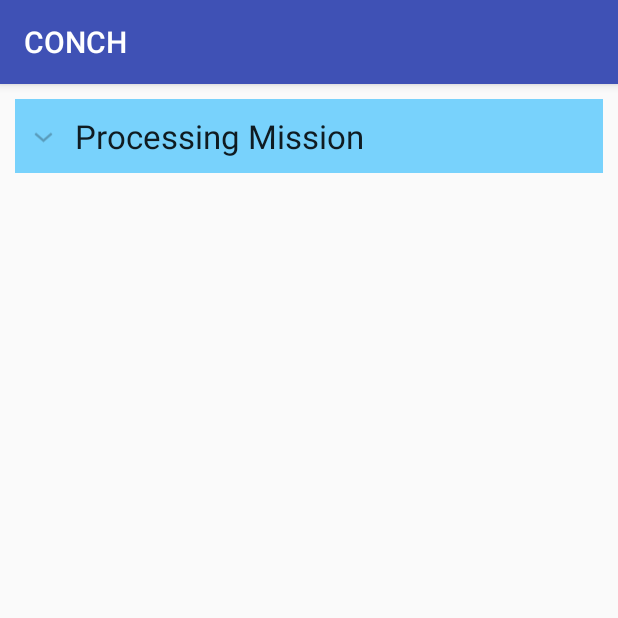
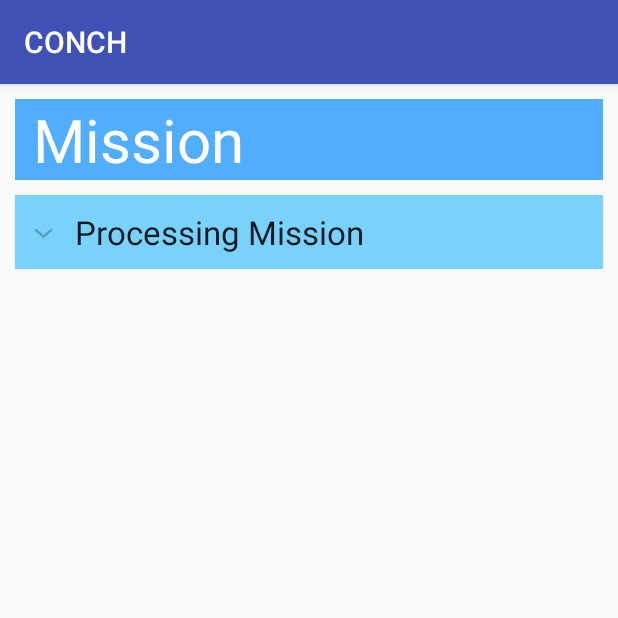
Before and after one commit to PyeongchangContest/pyeongchang, an Android app: the screen it shows after launch (MissionActivity), on a phone screen of 412 x 824 dp, the top half of it. Run offline under Robolectric (Android 15) with nearby library versions, the phone set to English and light mode, and no system bars.

Commit message:
add Mission title in the missionActivity - gayeon

```diff
--- a/CONCH/app/src/main/res/layout/activity_mission.xml
+++ b/CONCH/app/src/main/res/layout/activity_mission.xml
@@ -1,5 +1,6 @@
-<RelativeLayout xmlns:android="http://schemas.android.com/apk/res/android"
+<LinearLayout xmlns:android="http://schemas.android.com/apk/res/android"
     xmlns:tools="http://schemas.android.com/tools"
+    android:orientation="vertical"
     android:layout_width="match_parent"
     android:layout_height="match_parent"
     android:layout_marginLeft="10dp"
@@ -7,14 +8,22 @@
     android:layout_marginTop="10dp"
     tools:context=".MissionActivity" >
 
+    <TextView
+        android:layout_width="match_parent"
+        android:layout_height="wrap_content"
+        android:text="Mission"
+        android:textColor="@android:color/white"
+        android:textSize="40dp"
+        android:background="#50AEFC"
+        android:layout_marginBottom="10dp"
+        android:paddingLeft="12dp"/>
+
     <com.idunnololz.widgets.AnimatedExpandableListView
         android:id="@+id/processingMissionList"
-        android:layout_width="wrap_content"
+        android:layout_width="match_parent"
         android:layout_height="wrap_content"
         android:background="#78D2FC"
         />
 
-    <!--<com.idunnololz.widgets.AnimatedExpandableListView-->
-        <!--anroid:id="@+id/processedMissionList"-->
-        <!--anroid:layout_width=""-->
-</RelativeLayout>
+
+</LinearLayout>
--- a/CONCH/app/src/main/res/layout/list_item.xml
+++ b/CONCH/app/src/main/res/layout/list_item.xml
@@ -7,14 +7,14 @@
     android:background="#EEF8FF">
 
     <TextView
-        android:layout_width="wrap_content"
+        android:layout_width="match_parent"
         android:layout_height="wrap_content"
         android:id="@+id/textTitle"
         android:textAppearance="?android:attr/textAppearanceLarge"/>
 
     <TextView
         android:id="@+id/textHint"
-        android:layout_width="wrap_content"
+        android:layout_width="match_parent"
         android:layout_height="wrap_content"
         android:textAppearance="?android:attr/textAppearanceSmall" />
 
```
